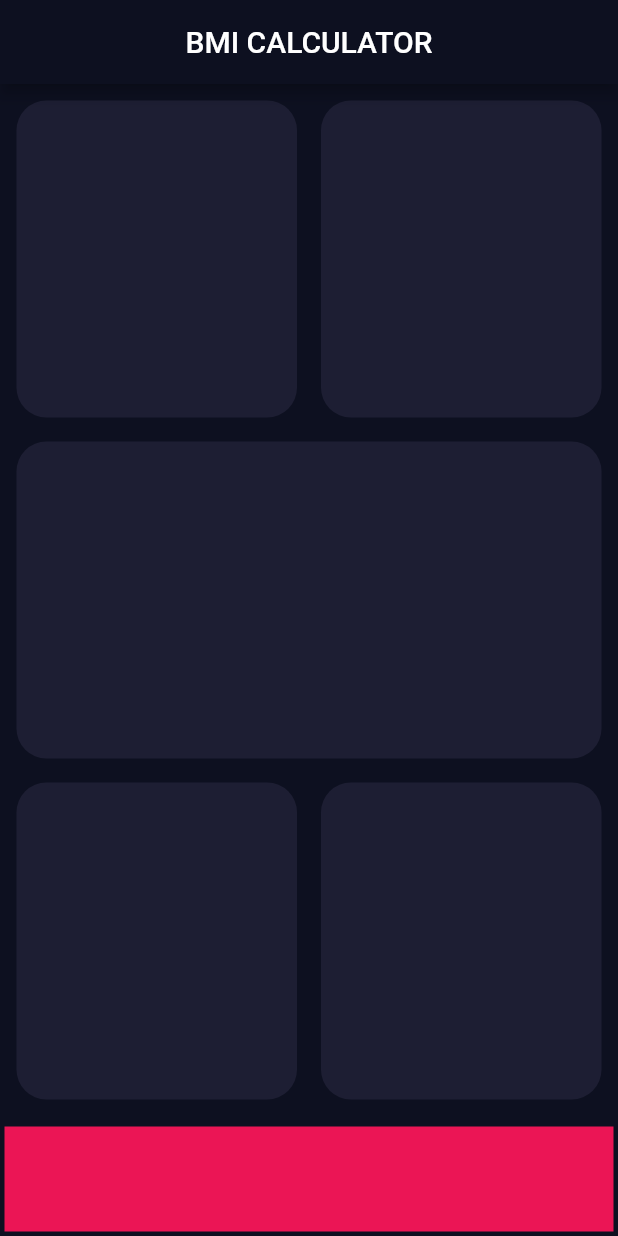
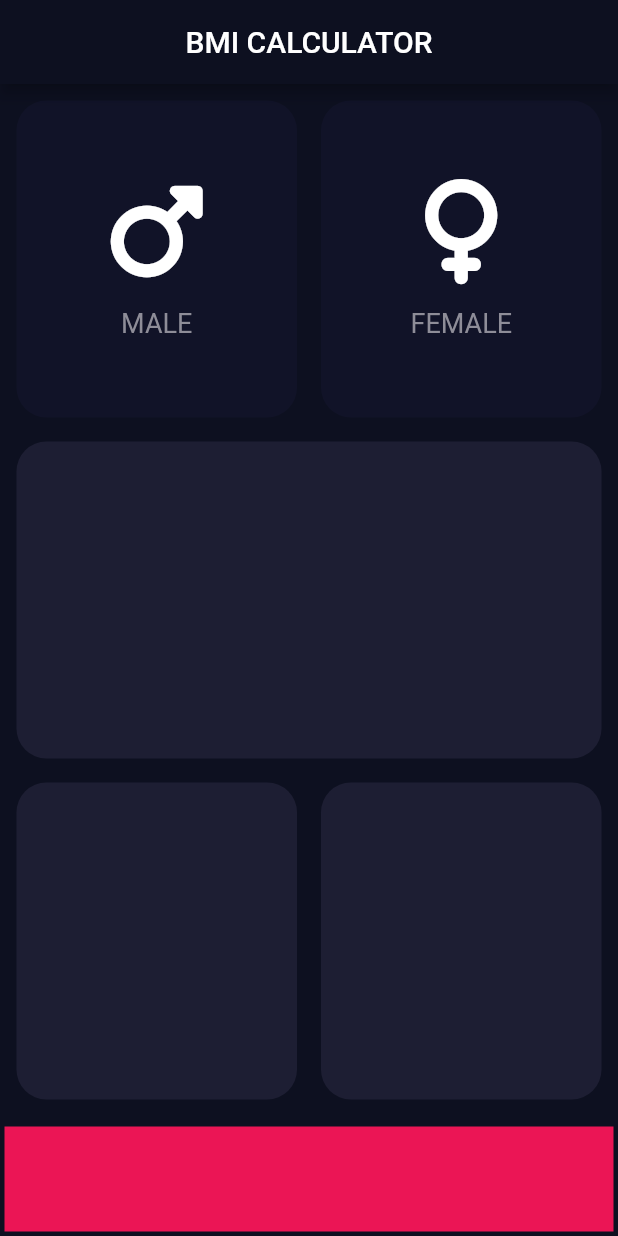
Before and after one commit to Bamidele1234/bmi_calculator, a Flutter app: the screen it shows after launch, on a phone screen of 412 x 824 dp. Run offline on Flutter 3.47's test engine with Material 2 defaults, Android fonts, the phone set to English and light mode, and no system bars; our stand-ins replace font_awesome_flutter.

```diff
--- /dev/null
+++ b/lib/card_content.dart
@@ -0,0 +1,38 @@
+import 'package:flutter/material.dart';
+
+/// My own customizable textStyle
+const myTextStyle = TextStyle(
+  fontSize: 18.0,
+  color: Color(0XFF8E8D98),
+);
+
+class CardContent extends StatelessWidget {
+  const CardContent({
+    required this.icon,
+    required this.gender,
+    Key? key,
+  }) : super(key: key);
+
+  final IconData icon;
+  final String gender;
+
+  @override
+  Widget build(BuildContext context) {
+    return Column(
+      mainAxisAlignment: MainAxisAlignment.center,
+      children: [
+        Icon(
+          icon,
+          size: 70.0,
+        ),
+        const SizedBox(
+          height: 15,
+        ),
+        Text(
+          gender,
+          style: myTextStyle,
+        ),
+      ],
+    );
+  }
+}
--- a/lib/input_page.dart
+++ b/lib/input_page.dart
@@ -1,5 +1,9 @@
+import 'dart:developer';
+
 import 'package:flutter/material.dart';
 import 'package:bmi_calculator/reusable_card.dart';
+import 'card_content.dart';
+import 'package:font_awesome_flutter/font_awesome_flutter.dart';
 
 class InputPage extends StatefulWidget {
   const InputPage({Key? key}) : super(key: key);
@@ -11,7 +15,8 @@ class InputPage extends StatefulWidget {
 class _InputPageState extends State<InputPage> {
   // Define Universal variables
   double brd = 20.0, mrg = 8.0;
-  Color myColor = const Color(0xFF1D1E33);
+  Color activeColor = const Color(0xFF1D1E33);
+  Color inactiveColor = const Color(0xFF111328);
   Color btnColor = const Color(0xFFEB1555);
   double bch = 70;
 
@@ -33,25 +38,48 @@ class _InputPageState extends State<InputPage> {
                 children: [
                   Expanded(
                     // 0xFF1D1E33
-                    child: ReusableCard(mrg: mrg, myColor: myColor, brd: brd),
+                    child: GestureDetector(
+                      onTap: () {
+                        log("The male card was pressed");
+                      },
+                      child: ReusableCard(
+                        mrg: mrg,
+                        myColor: inactiveColor,
+                        brd: brd,
+                        cardChild: const CardContent(
+                            gender: 'MALE', icon: FontAwesomeIcons.mars),
+                      ),
+                    ),
                   ),
                   Expanded(
-                    child: ReusableCard(mrg: mrg, myColor: myColor, brd: brd),
+                    child: GestureDetector(
+                      onTap: () {
+                        log('The female card was pressed');
+                      },
+                      child: ReusableCard(
+                        mrg: mrg,
+                        myColor: inactiveColor,
+                        brd: brd,
+                        cardChild: const CardContent(
+                            gender: 'FEMALE', icon: FontAwesomeIcons.venus),
+                      ),
+                    ),
                   ),
                 ],
               ),
             ),
             Expanded(
-              child: ReusableCard(mrg: mrg, myColor: myColor, brd: brd),
+              child: ReusableCard(mrg: mrg, myColor: activeColor, brd: brd),
             ),
             Expanded(
               child: Row(
                 children: [
                   Expanded(
-                      child:
-                          ReusableCard(mrg: mrg, myColor: myColor, brd: brd)),
+                      child: ReusableCard(
+                          mrg: mrg, myColor: activeColor, brd: brd)),
                   Expanded(
-                      child: ReusableCard(mrg: mrg, myColor: myColor, brd: brd))
+                      child: ReusableCard(
+                          mrg: mrg, myColor: activeColor, brd: brd))
                 ],
               ),
             ),
--- a/lib/reusable_card.dart
+++ b/lib/reusable_card.dart
@@ -7,15 +7,18 @@ class ReusableCard extends StatelessWidget {
     required this.mrg,
     required this.myColor,
     required this.brd,
+    this.cardChild,
   }) : super(key: key);
 
   final double mrg;
   final Color myColor;
   final double brd;
+  final Widget? cardChild;
 
   @override
   Widget build(BuildContext context) {
     return Container(
+      child: cardChild,
       margin: EdgeInsets.all(mrg),
       decoration: BoxDecoration(
         color: myColor,
--- a/pubspec.yaml
+++ b/pubspec.yaml
@@ -34,6 +34,7 @@ dependencies:
   # The following adds the Cupertino Icons font to your application.
   # Use with the CupertinoIcons class for iOS style icons.
   cupertino_icons: ^1.0.2
+  font_awesome_flutter: ^10.1.0
 
 dev_dependencies:
   flutter_test:
```
Also changed, not shown: pubspec.lock.
